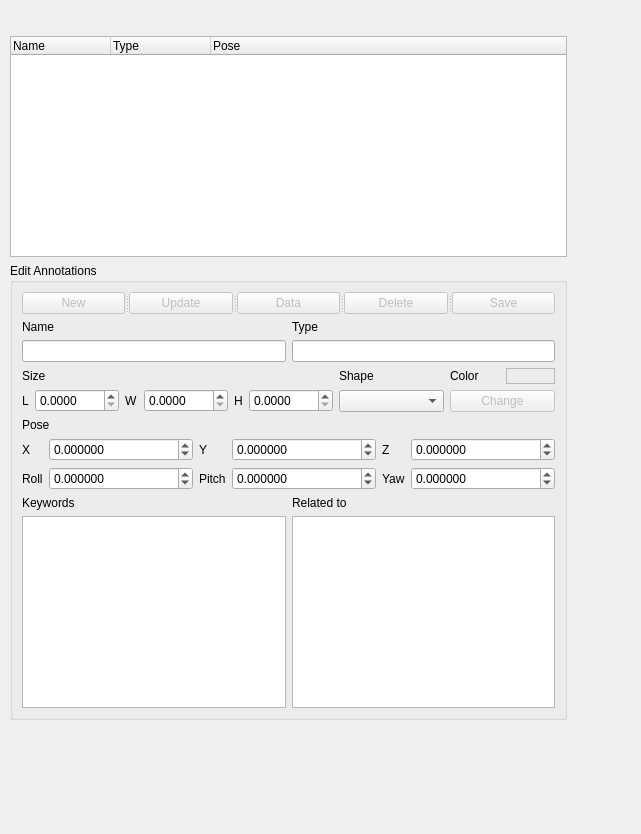
The window that world_canvas_editor/src/ui/editor_panel.ui (corot/world_canvas_tools) describes before a commit, drawn with Qt 5.
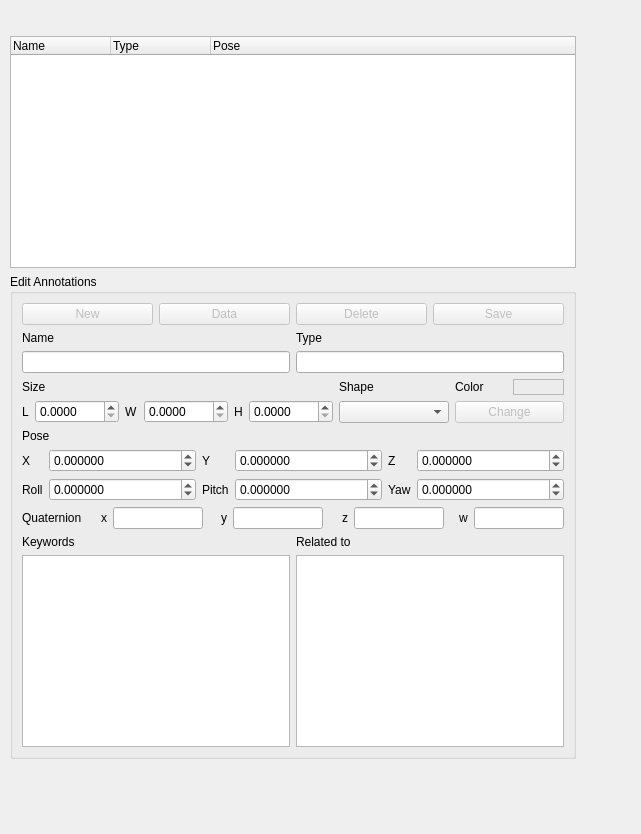
The same window after the commit. Custom widgets are drawn as their Qt base class.

Commit message: First 2 points of issue #3: improve GUI usability

What changed in the file:
```diff
--- a/world_canvas_editor/src/ui/editor_panel.ui
+++ b/world_canvas_editor/src/ui/editor_panel.ui
@@ -18,8 +18,8 @@
     <rect>
      <x>10</x>
      <y>36</y>
-     <width>557</width>
-     <height>684</height>
+     <width>566</width>
+     <height>723</height>
     </rect>
    </property>
    <layout class="QVBoxLayout" name="verticalLayout_10">
@@ -76,57 +76,78 @@
       </property>
       <layout class="QVBoxLayout" name="verticalLayout_8">
        <item>
-        <widget class="QSplitter" name="splitter">
-         <property name="maximumSize">
-          <size>
-           <width>16777215</width>
-           <height>16777215</height>
-          </size>
-         </property>
-         <property name="orientation">
-          <enum>Qt::Horizontal</enum>
-         </property>
+        <layout class="QHBoxLayout" name="horizontalLayout_7">
+         <item>
          <widget class="QPushButton" name="newAnnButton">
           <property name="enabled">
            <bool>false</bool>
           </property>
+           <property name="minimumSize">
+            <size>
+             <width>130</width>
+             <height>0</height>
+            </size>
+           </property>
           <property name="text">
            <string>New</string>
           </property>
          </widget>
-         <widget class="QPushButton" name="updateButton">
-          <property name="enabled">
-           <bool>false</bool>
-          </property>
-          <property name="text">
-           <string>Update</string>
-          </property>
-         </widget>
+         </item>
+         <item>
          <widget class="QPushButton" name="editMsgButton">
           <property name="enabled">
            <bool>false</bool>
           </property>
+           <property name="minimumSize">
+            <size>
+             <width>130</width>
+             <height>0</height>
+            </size>
+           </property>
           <property name="text">
            <string>Data</string>
           </property>
          </widget>
+         </item>
+         <item>
          <widget class="QPushButton" name="delAnnButton">
           <property name="enabled">
            <bool>false</bool>
           </property>
+           <property name="minimumSize">
+            <size>
+             <width>130</width>
+             <height>0</height>
+            </size>
+           </property>
           <property name="text">
            <string>Delete</string>
           </property>
          </widget>
+         </item>
+         <item>
          <widget class="QPushButton" name="saveAnnButton">
           <property name="enabled">
            <bool>false</bool>
           </property>
+           <property name="sizePolicy">
+            <sizepolicy hsizetype="Minimum" vsizetype="Fixed">
+             <horstretch>0</horstretch>
+             <verstretch>0</verstretch>
+            </sizepolicy>
+           </property>
+           <property name="minimumSize">
+            <size>
+             <width>130</width>
+             <height>0</height>
+            </size>
+           </property>
           <property name="text">
            <string>Save</string>
           </property>
          </widget>
-        </widget>
+         </item>
+        </layout>
        </item>
        <item>
         <layout class="QHBoxLayout" name="horizontalLayout_3">
@@ -499,6 +520,121 @@
            </item>
           </layout>
          </item>
+         <item>
+          <layout class="QHBoxLayout" name="horizontalLayout_6">
+           <item>
+            <widget class="QLabel" name="label_31">
+             <property name="text">
+              <string>Quaternion</string>
+             </property>
+            </widget>
+           </item>
+           <item alignment="Qt::AlignRight">
+            <widget class="QLabel" name="label_28">
+             <property name="text">
+              <string>x</string>
+             </property>
+            </widget>
+           </item>
+           <item>
+            <widget class="QLineEdit" name="xQuatLineEdit">
+             <property name="sizePolicy">
+              <sizepolicy hsizetype="Fixed" vsizetype="Fixed">
+               <horstretch>0</horstretch>
+               <verstretch>0</verstretch>
+              </sizepolicy>
+             </property>
+             <property name="maximumSize">
+              <size>
+               <width>90</width>
+               <height>16777215</height>
+              </size>
+             </property>
+             <property name="readOnly">
+              <bool>true</bool>
+             </property>
+            </widget>
+           </item>
+           <item alignment="Qt::AlignRight">
+            <widget class="QLabel" name="label_30">
+             <property name="text">
+              <string>y</string>
+             </property>
+            </widget>
+           </item>
+           <item>
+            <widget class="QLineEdit" name="yQuatLineEdit">
+             <property name="sizePolicy">
+              <sizepolicy hsizetype="Fixed" vsizetype="Fixed">
+               <horstretch>0</horstretch>
+               <verstretch>0</verstretch>
+              </sizepolicy>
+             </property>
+             <property name="maximumSize">
+              <size>
+               <width>90</width>
+               <height>16777215</height>
+              </size>
+             </property>
+             <property name="readOnly">
+              <bool>true</bool>
+             </property>
+            </widget>
+           </item>
+           <item alignment="Qt::AlignRight">
+            <widget class="QLabel" name="label_32">
+             <property name="text">
+              <string>z</string>
+             </property>
+            </widget>
+           </item>
+           <item>
+            <widget class="QLineEdit" name="zQuatLineEdit">
+             <property name="sizePolicy">
+              <sizepolicy hsizetype="Fixed" vsizetype="Fixed">
+               <horstretch>0</horstretch>
+               <verstretch>0</verstretch>
+              </sizepolicy>
+             </property>
+             <property name="maximumSize">
+              <size>
+               <width>90</width>
+               <height>16777215</height>
+              </size>
+             </property>
+             <property name="readOnly">
+              <bool>true</bool>
+             </property>
+            </widget>
+           </item>
+           <item alignment="Qt::AlignRight">
+            <widget class="QLabel" name="label_29">
+             <property name="text">
+              <string>w</string>
+             </property>
+            </widget>
+           </item>
+           <item>
+            <widget class="QLineEdit" name="wQuatLineEdit">
+             <property name="sizePolicy">
+              <sizepolicy hsizetype="Fixed" vsizetype="Fixed">
+               <horstretch>0</horstretch>
+               <verstretch>0</verstretch>
+              </sizepolicy>
+             </property>
+             <property name="maximumSize">
+              <size>
+               <width>90</width>
+               <height>16777215</height>
+              </size>
+             </property>
+             <property name="readOnly">
+              <bool>true</bool>
+             </property>
+            </widget>
+           </item>
+          </layout>
+         </item>
         </layout>
        </item>
        <item>
```
Left out of the diff: 9 changed lines with no effect on the pictures. Lines whose indentation alone changed are shown as unchanged. The commit also changes 2 other files.
